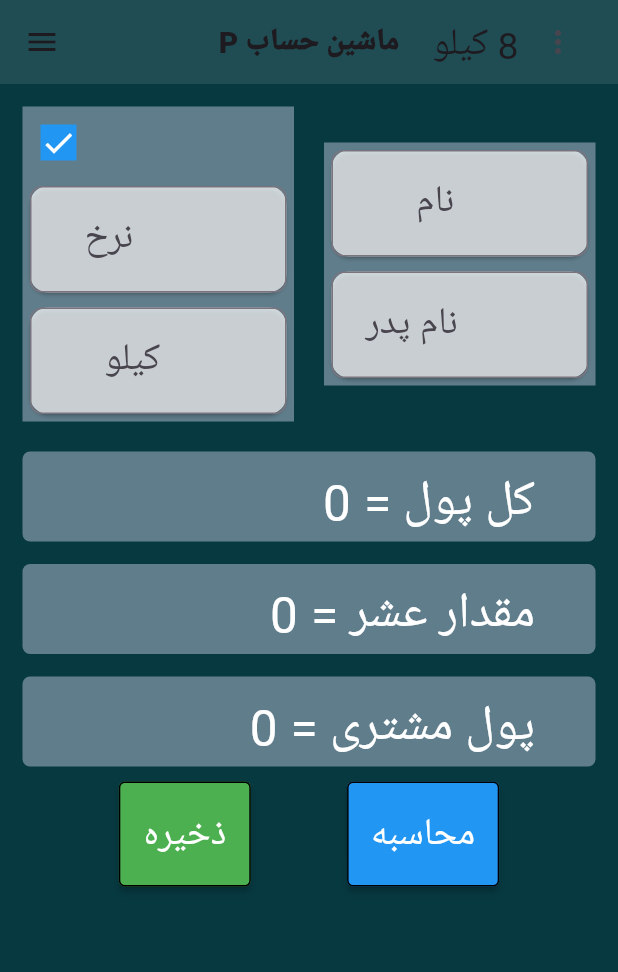
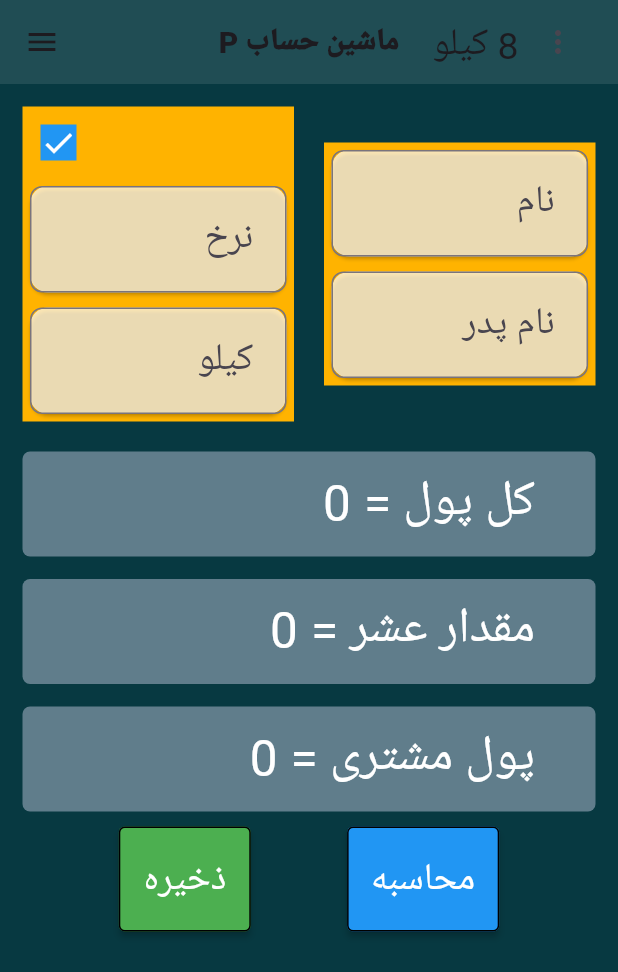
Before and after one commit to SalahuddinRahmani/p_calculator2, a Flutter app: the screen it shows after launch, on a phone screen of 412 x 824 dp. Shown: the top 972 px of the screen. Run offline on Flutter 3.47's test engine with Material 3 defaults, Android fonts, the phone set to English and light mode, and no system bars; our stand-ins replace animated_text_kit, rflutter_alert, shared_preferences, shimmer.

```diff
--- a/lib/main.dart
+++ b/lib/main.dart
@@ -50,7 +50,7 @@ class _InputPageState extends State<InputPage> {
 
 /////////////////
 
-  String name1 = "      نام ";
+  String name1 = " نام ";
   num a = 10;
 
   Color color = Colors.white;
@@ -61,7 +61,8 @@ class _InputPageState extends State<InputPage> {
   String text1 = "8 کیلو ";
 
   // تعیین مقدار
-  String ttext = "           کیلو";
+  String ttext = " کیلو";
+  String Nnerkh = " نرخ";
   void text2(value) {
     setState(() {
       selectedValue = value;
@@ -321,7 +322,7 @@ class _InputPageState extends State<InputPage> {
                         //نرخ کیلوContainer
                         child: Container(
                           width: 300,
-                          color: Colors.blueGrey,
+                          color: Colors.amber[600],
                           child: Column(
                             mainAxisAlignment: MainAxisAlignment.start,
                             crossAxisAlignment: CrossAxisAlignment.start,
@@ -371,7 +372,7 @@ class _InputPageState extends State<InputPage> {
                                         //       Icons.close,
                                         //       size: 20,
                                         //     )),
-                                        hintText: "   نرخ",
+                                        hintText: Nnerkh,hintTextDirection: TextDirection.rtl,
                                         border: OutlineInputBorder(
                                             borderRadius:
                                             BorderRadius.circular(8)),
@@ -418,7 +419,7 @@ class _InputPageState extends State<InputPage> {
                         //نام/نام پدر Container
                         child: Container(
                           width: 230,
-                          color: Colors.blueGrey,
+                          color: Colors.amber[600],
                           child: Column(
                             mainAxisAlignment: MainAxisAlignment.end,
                             crossAxisAlignment: CrossAxisAlignment.end,
@@ -439,7 +440,7 @@ class _InputPageState extends State<InputPage> {
                                       //       Icons.close,
                                       //       size: 22,
                                       //     )),
-                                      hintText: name1,
+                                      hintText: name1,hintTextDirection: TextDirection.rtl,
                                       border: OutlineInputBorder(
                                           borderRadius: BorderRadius.circular(8)),
                                     ),
@@ -465,7 +466,7 @@ class _InputPageState extends State<InputPage> {
                                         border: OutlineInputBorder(
                                             borderRadius:
                                             BorderRadius.circular(8)),
-                                        hintText: " نام پدر"),
+                                        hintText: " نام پدر",hintTextDirection: TextDirection.rtl,),
                                     style: TextStyle(
                                         color: Colors.black, fontSize: 25),
                                   ),
@@ -484,7 +485,7 @@ class _InputPageState extends State<InputPage> {
                 Expanded(
                   //کل پول
                   child: Container(
-                      height: 60,
+                      height: 70,
                       decoration: BoxDecoration(
                           color: Colors.blueGrey,
                           borderRadius: BorderRadius.circular(5)),
@@ -499,7 +500,7 @@ class _InputPageState extends State<InputPage> {
                 SizedBox(height: 15),
                 Expanded(
                   child: Container(
-                      height: 60,
+                      height: 70,
                       decoration: BoxDecoration(
                           color: Colors.blueGrey,
                           borderRadius: BorderRadius.circular(5)),
@@ -516,7 +517,7 @@ class _InputPageState extends State<InputPage> {
                 Expanded(
                   /////پول مشتری
                   child: Container(
-                      height: 60,
+                      height: 70,
                       decoration: BoxDecoration(
                           color: Colors.blueGrey,
                           borderRadius: BorderRadius.circular(5)),
--- a/pubspec.yaml
+++ b/pubspec.yaml
@@ -36,6 +36,7 @@ dependencies:
   hive_flutter: ^1.1.0
   rflutter_alert: ^2.0.7
   shimmer: ^3.0.0
+  animated_text_kit: ^4.2.2
 
 
 
```
Also changed, not shown: lib/splash.dart (+40 -13 lines), images/sdsdsd (1).jpg (added), images/sdsdsd (2).jpg (added), pubspec.lock, 6 other files.
